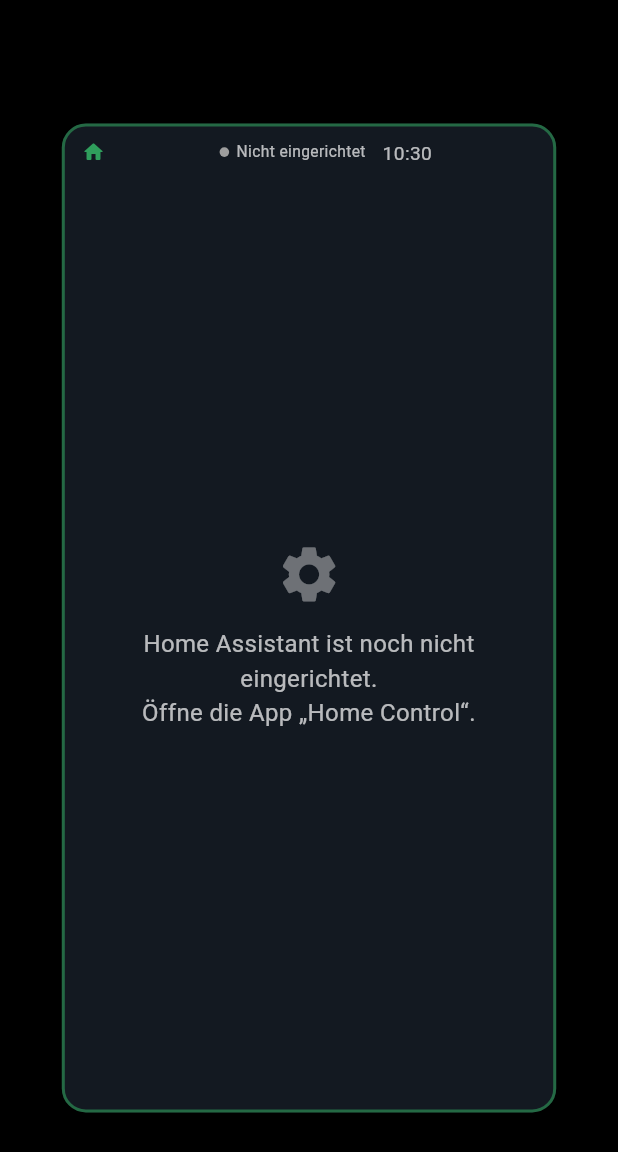
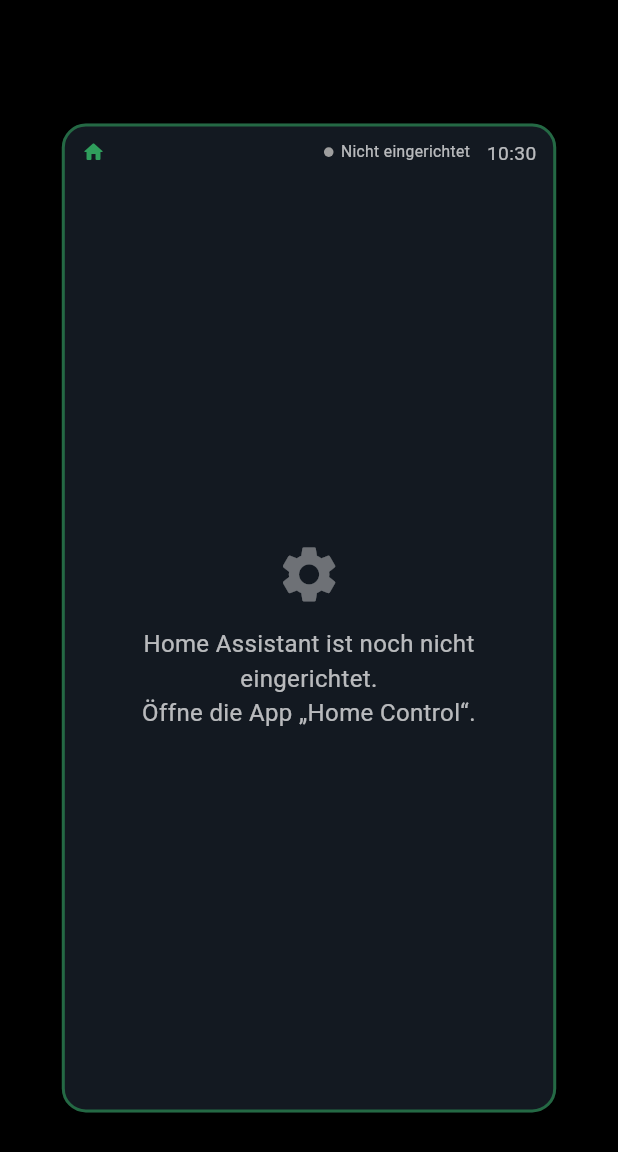
Before and after one commit to JayLo1401/home.control, a Flutter app: the QuickPanel widget shown alone on an empty page, opened directly with empty values, on a phone screen of 412 x 824 dp. Shown: the top 1152 px of the screen. Run offline on Flutter 3.47's test engine with Material 3 defaults, Android fonts, the phone set to English and light mode, and no system bars; our stand-ins replace shared_preferences; accounts and stored records are empty; statements that could not run were skipped; project files that could hold a hidden picture were left out.

Commit message:
Panel-Kopfzeile: Status und Uhr ganz rechts
Co-Authored-By: Claude Opus 5.5 <noreply@anthropic.com>

```diff
--- a/lib/panel/quick_panel.dart
+++ b/lib/panel/quick_panel.dart
@@ -254,7 +254,8 @@ class QuickPanelState extends State<QuickPanel> {
       children: [
         Icon(Icons.home_rounded, color: brandGreen, size: 20 * s),
         SizedBox(width: 8 * s),
-        Flexible(
+        // Expanded (nicht Flexible + Spacer): schiebt Status und Uhr ganz nach rechts.
+        Expanded(
           child: Text(
             widget.panel?.name ?? 'Home Control',
             maxLines: 1,
@@ -262,7 +263,6 @@ class QuickPanelState extends State<QuickPanel> {
             style: TextStyle(fontSize: 16 * s, fontWeight: FontWeight.w600, color: Colors.white70),
           ),
         ),
-        const Spacer(),
         Container(
           width: 8 * s,
           height: 8 * s,
```
